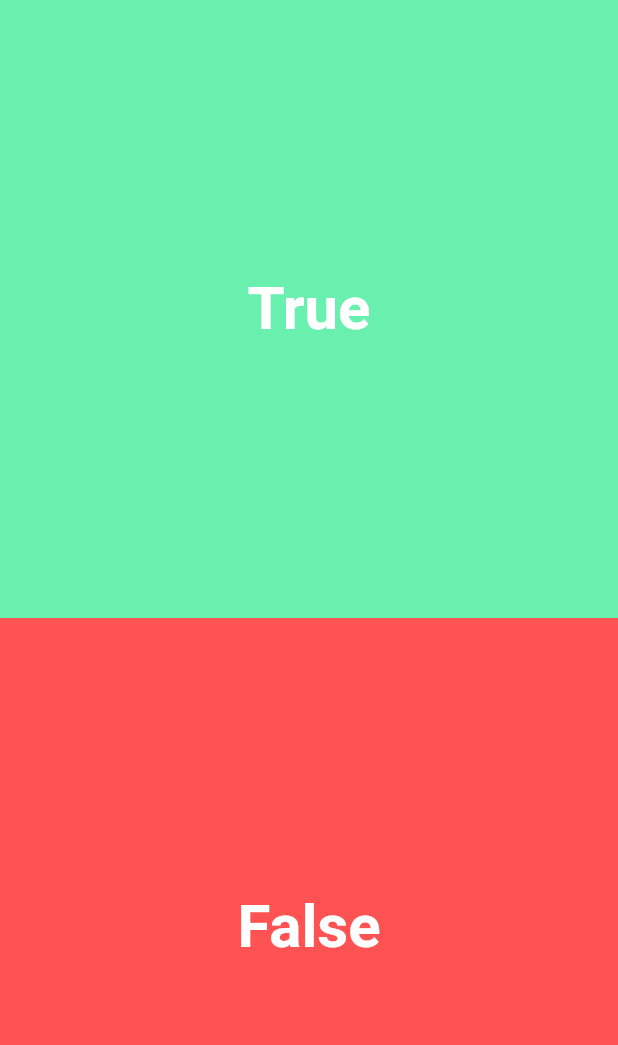
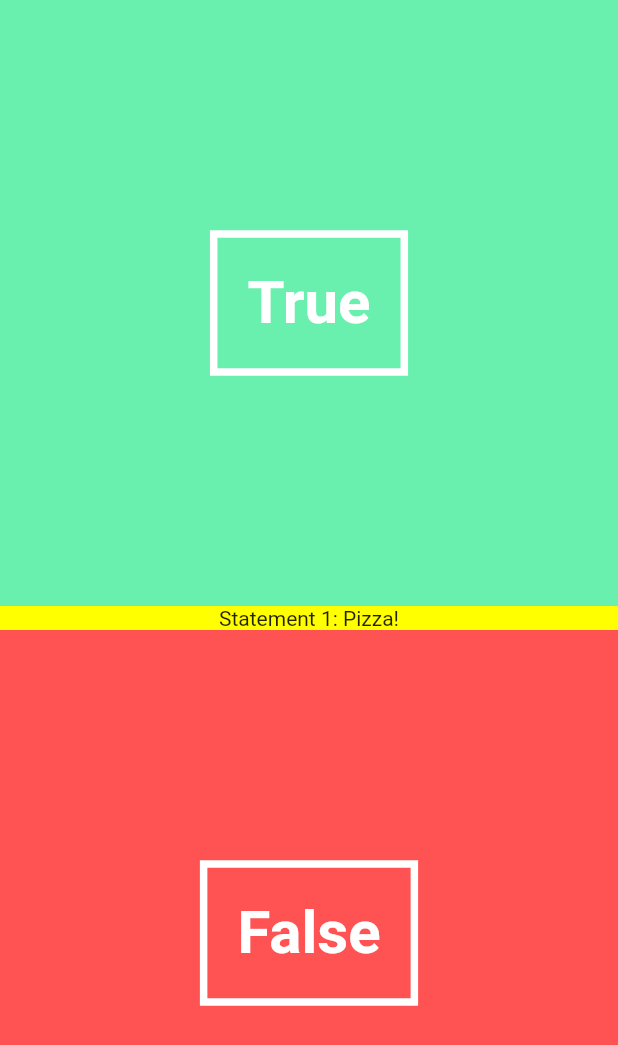
Before and after one commit to Rahisulhaque/QuizApp, a Flutter app: the screen it shows after launch, on a phone screen of 412 x 824 dp. Shown: the top 1045 px of the screen. Run offline on Flutter 3.47's test engine with Material 2 defaults, Android fonts, the phone set to English and light mode, and no system bars; Roboto replaces fonts that are missing (Raleway).

Commit message:
update 2

```diff
--- a/quiz/lib/pages/quizpage.dart
+++ b/quiz/lib/pages/quizpage.dart
@@ -22,6 +22,12 @@ class QuizPageState extends State<QuizPage>{
         children: <Widget>[
           new answerButton(true, (){ print("Correct!");})
           ,
+          new Material(
+            color: Colors.yellowAccent,
+            child: new Center(
+              child:new Text("Statement 1: Pizza!"),
+            ),
+          ),
           new answerButton(false, (){print("Incorrect!");})
             ],
       )],
--- a/quiz/lib/ui/answerButton.dart
+++ b/quiz/lib/ui/answerButton.dart
@@ -1,20 +1,25 @@
 import 'package:flutter/material.dart';
 
 class answerButton extends StatelessWidget{
-  final bool answer;
+  final bool _answer;
   final VoidCallback _onTap;
 
 
-  answerButton(this.answer, this._onTap);
+  answerButton(this._answer, this._onTap);
   @override
   Widget build(BuildContext context){
     return new Expanded(
             child: new Material(
-              color: answer == true?Colors.greenAccent: Colors.redAccent,
+              color: _answer == true?Colors.greenAccent: Colors.redAccent,
               child: new InkWell(onTap: ()=> _onTap(),
                 child: new Center(
                   child: new Container(
-                    child: new Text((answer?"True":"False"), style: new TextStyle(color: Colors.white, fontSize: 40.0, fontWeight:FontWeight.bold),
+                    decoration: new BoxDecoration(
+                      border: new Border.all(color:Colors.white, width:5.00),
+
+                    ),
+                    padding: new EdgeInsets.all(20.0),
+                    child: new Text((_answer?"True":"False"), style: new TextStyle(color: Colors.white, fontSize: 40.0, fontWeight:FontWeight.bold, fontFamily:'Raleway'),
                     )
                   )
                 )
```
